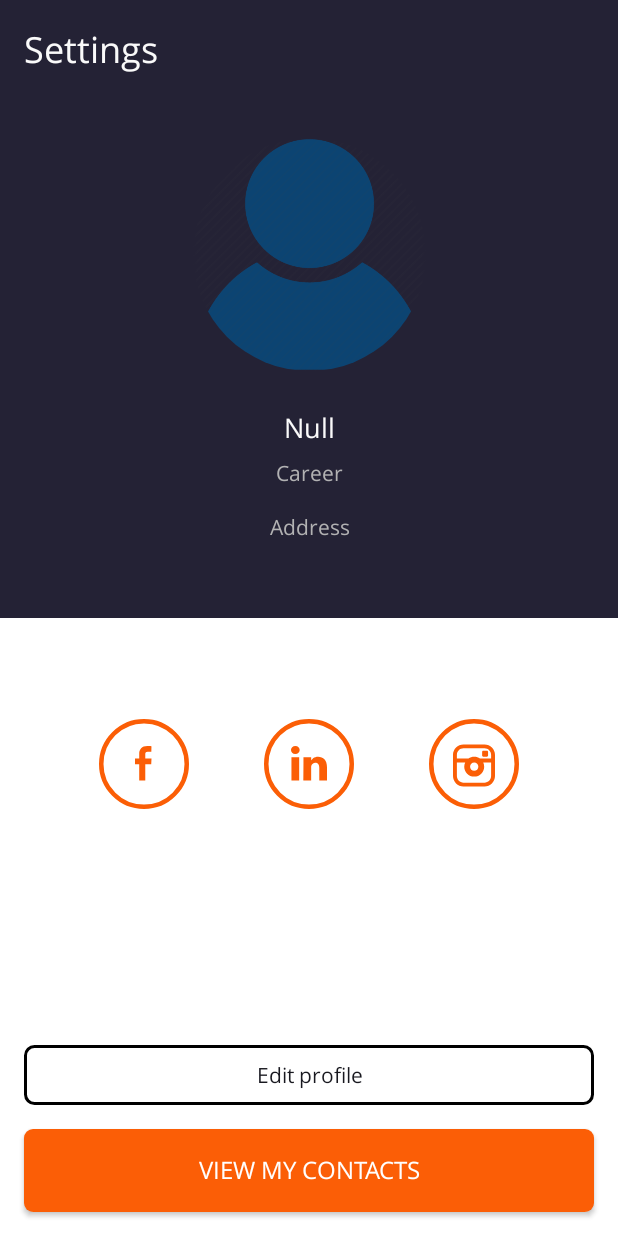
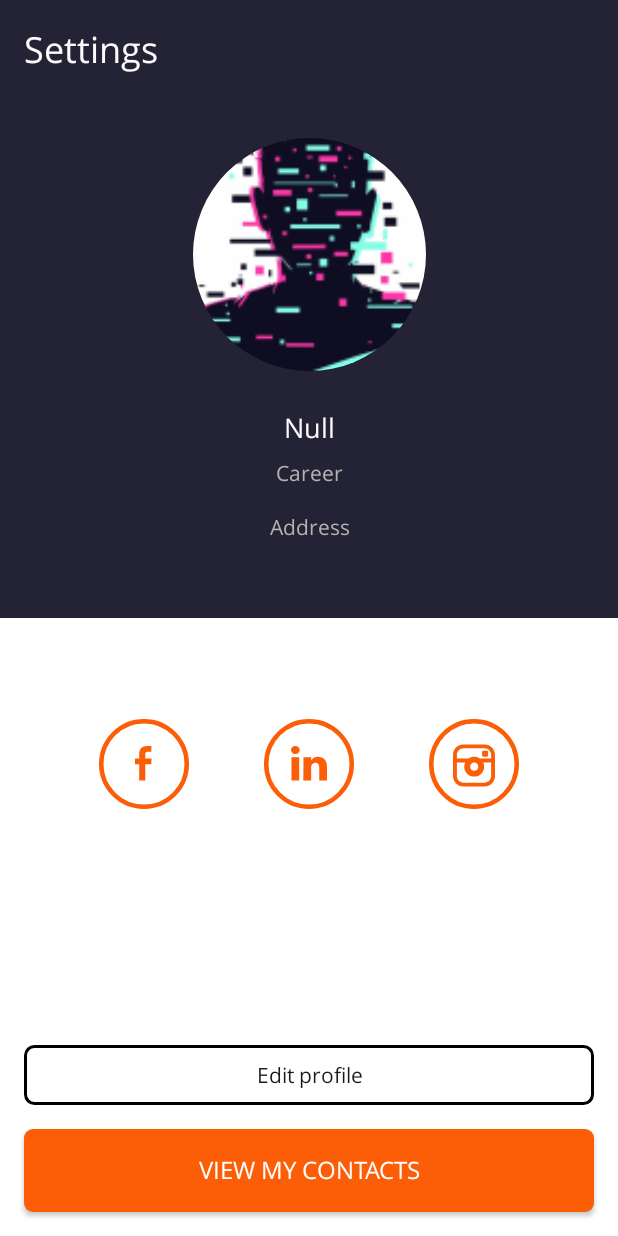
Before and after one commit to kldmitriy/MAndroid, an Android app: the MainActivity screen opened directly, with no data from a screen before it, on a phone screen of 412 x 824 dp. Run offline under Robolectric (Android 15) with nearby library versions, the light colour scheme and no system bars; our stand-ins replace CircleImageView.

Commit message:
Add avatar

```diff
--- /dev/null
+++ b/app/src/main/res/drawable/ic_avatar_background.xml
@@ -0,0 +1,74 @@
+<?xml version="1.0" encoding="utf-8"?>
+<vector
+    android:height="108dp"
+    android:width="108dp"
+    android:viewportHeight="108"
+    android:viewportWidth="108"
+    xmlns:android="http://schemas.android.com/apk/res/android">
+    <path android:fillColor="#3DDC84"
+          android:pathData="M0,0h108v108h-108z"/>
+    <path android:fillColor="#00000000" android:pathData="M9,0L9,108"
+          android:strokeColor="#33FFFFFF" android:strokeWidth="0.8"/>
+    <path android:fillColor="#00000000" android:pathData="M19,0L19,108"
+          android:strokeColor="#33FFFFFF" android:strokeWidth="0.8"/>
+    <path android:fillColor="#00000000" android:pathData="M29,0L29,108"
+          android:strokeColor="#33FFFFFF" android:strokeWidth="0.8"/>
+    <path android:fillColor="#00000000" android:pathData="M39,0L39,108"
+          android:strokeColor="#33FFFFFF" android:strokeWidth="0.8"/>
+    <path android:fillColor="#00000000" android:pathData="M49,0L49,108"
+          android:strokeColor="#33FFFFFF" android:strokeWidth="0.8"/>
+    <path android:fillColor="#00000000" android:pathData="M59,0L59,108"
+          android:strokeColor="#33FFFFFF" android:strokeWidth="0.8"/>
+    <path android:fillColor="#00000000" android:pathData="M69,0L69,108"
+          android:strokeColor="#33FFFFFF" android:strokeWidth="0.8"/>
+    <path android:fillColor="#00000000" android:pathData="M79,0L79,108"
+          android:strokeColor="#33FFFFFF" android:strokeWidth="0.8"/>
+    <path android:fillColor="#00000000" android:pathData="M89,0L89,108"
+          android:strokeColor="#33FFFFFF" android:strokeWidth="0.8"/>
+    <path android:fillColor="#00000000" android:pathData="M99,0L99,108"
+          android:strokeColor="#33FFFFFF" android:strokeWidth="0.8"/>
+    <path android:fillColor="#00000000" android:pathData="M0,9L108,9"
+          android:strokeColor="#33FFFFFF" android:strokeWidth="0.8"/>
+    <path android:fillColor="#00000000" android:pathData="M0,19L108,19"
+          android:strokeColor="#33FFFFFF" android:strokeWidth="0.8"/>
+    <path android:fillColor="#00000000" android:pathData="M0,29L108,29"
+          android:strokeColor="#33FFFFFF" android:strokeWidth="0.8"/>
+    <path android:fillColor="#00000000" android:pathData="M0,39L108,39"
+          android:strokeColor="#33FFFFFF" android:strokeWidth="0.8"/>
+    <path android:fillColor="#00000000" android:pathData="M0,49L108,49"
+          android:strokeColor="#33FFFFFF" android:strokeWidth="0.8"/>
+    <path android:fillColor="#00000000" android:pathData="M0,59L108,59"
+          android:strokeColor="#33FFFFFF" android:strokeWidth="0.8"/>
+    <path android:fillColor="#00000000" android:pathData="M0,69L108,69"
+          android:strokeColor="#33FFFFFF" android:strokeWidth="0.8"/>
+    <path android:fillColor="#00000000" android:pathData="M0,79L108,79"
+          android:strokeColor="#33FFFFFF" android:strokeWidth="0.8"/>
+    <path android:fillColor="#00000000" android:pathData="M0,89L108,89"
+          android:strokeColor="#33FFFFFF" android:strokeWidth="0.8"/>
+    <path android:fillColor="#00000000" android:pathData="M0,99L108,99"
+          android:strokeColor="#33FFFFFF" android:strokeWidth="0.8"/>
+    <path android:fillColor="#00000000" android:pathData="M19,29L89,29"
+          android:strokeColor="#33FFFFFF" android:strokeWidth="0.8"/>
+    <path android:fillColor="#00000000" android:pathData="M19,39L89,39"
+          android:strokeColor="#33FFFFFF" android:strokeWidth="0.8"/>
+    <path android:fillColor="#00000000" android:pathData="M19,49L89,49"
+          android:strokeColor="#33FFFFFF" android:strokeWidth="0.8"/>
+    <path android:fillColor="#00000000" android:pathData="M19,59L89,59"
+          android:strokeColor="#33FFFFFF" android:strokeWidth="0.8"/>
+    <path android:fillColor="#00000000" android:pathData="M19,69L89,69"
+          android:strokeColor="#33FFFFFF" android:strokeWidth="0.8"/>
+    <path android:fillColor="#00000000" android:pathData="M19,79L89,79"
+          android:strokeColor="#33FFFFFF" android:strokeWidth="0.8"/>
+    <path android:fillColor="#00000000" android:pathData="M29,19L29,89"
+          android:strokeColor="#33FFFFFF" android:strokeWidth="0.8"/>
+    <path android:fillColor="#00000000" android:pathData="M39,19L39,89"
+          android:strokeColor="#33FFFFFF" android:strokeWidth="0.8"/>
+    <path android:fillColor="#00000000" android:pathData="M49,19L49,89"
+          android:strokeColor="#33FFFFFF" android:strokeWidth="0.8"/>
+    <path android:fillColor="#00000000" android:pathData="M59,19L59,89"
+          android:strokeColor="#33FFFFFF" android:strokeWidth="0.8"/>
+    <path android:fillColor="#00000000" android:pathData="M69,19L69,89"
+          android:strokeColor="#33FFFFFF" android:strokeWidth="0.8"/>
+    <path android:fillColor="#00000000" android:pathData="M79,19L79,89"
+          android:strokeColor="#33FFFFFF" android:strokeWidth="0.8"/>
+</vector>
--- a/app/src/main/res/layout/activity_main.xml
+++ b/app/src/main/res/layout/activity_main.xml
@@ -76,7 +76,7 @@
         android:layout_height="0dp"
         android:layout_centerInParent="true"
         android:padding="@dimen/avatar_padding"
-        android:src="@drawable/avatar"
+        android:src="@mipmap/ic_avatar"
         app:layout_constraintBottom_toTopOf="@id/text_name"
         app:layout_constraintEnd_toStartOf="@id/glVerticalRight"
         app:layout_constraintHeight_percent="0.25"
--- /dev/null
+++ b/app/src/main/res/mipmap-anydpi-v26/ic_avatar.xml
@@ -0,0 +1,5 @@
+<?xml version="1.0" encoding="utf-8"?>
+<adaptive-icon xmlns:android="http://schemas.android.com/apk/res/android">
+    <background android:drawable="@drawable/ic_avatar_background"/>
+    <foreground android:drawable="@mipmap/ic_avatar_foreground"/>
+</adaptive-icon>
--- /dev/null
+++ b/app/src/main/res/mipmap-anydpi-v26/ic_avatar_round.xml
@@ -0,0 +1,5 @@
+<?xml version="1.0" encoding="utf-8"?>
+<adaptive-icon xmlns:android="http://schemas.android.com/apk/res/android">
+    <background android:drawable="@drawable/ic_avatar_background"/>
+    <foreground android:drawable="@mipmap/ic_avatar_foreground"/>
+</adaptive-icon>
```
Also changed, not shown: app/src/main/ic_avatar-playstore.png (added), app/src/main/res/mipmap-hdpi/ic_avatar.png (added), app/src/main/res/mipmap-hdpi/ic_avatar_foreground.png (added), app/src/main/res/mipmap-hdpi/ic_avatar_round.png (added), app/src/main/res/mipmap-mdpi/ic_avatar.png (added), app/src/main/res/mipmap-mdpi/ic_avatar_foreground.png (added), app/src/main/res/mipmap-mdpi/ic_avatar_round.png (added), app/src/main/res/mipmap-xhdpi/ic_avatar.png (added), app/src/main/res/mipmap-xhdpi/ic_avatar_foreground.png (added), app/src/main/res/mipmap-xhdpi/ic_avatar_round.png (added), app/src/main/res/mipmap-xxhdpi/ic_avatar.png (added), app/src/main/res/mipmap-xxhdpi/ic_avatar_foreground.png (added), app/src/main/res/mipmap-xxhdpi/ic_avatar_round.png (added), app/src/main/res/mipmap-xxxhdpi/ic_avatar.png (added), 2 more files.
